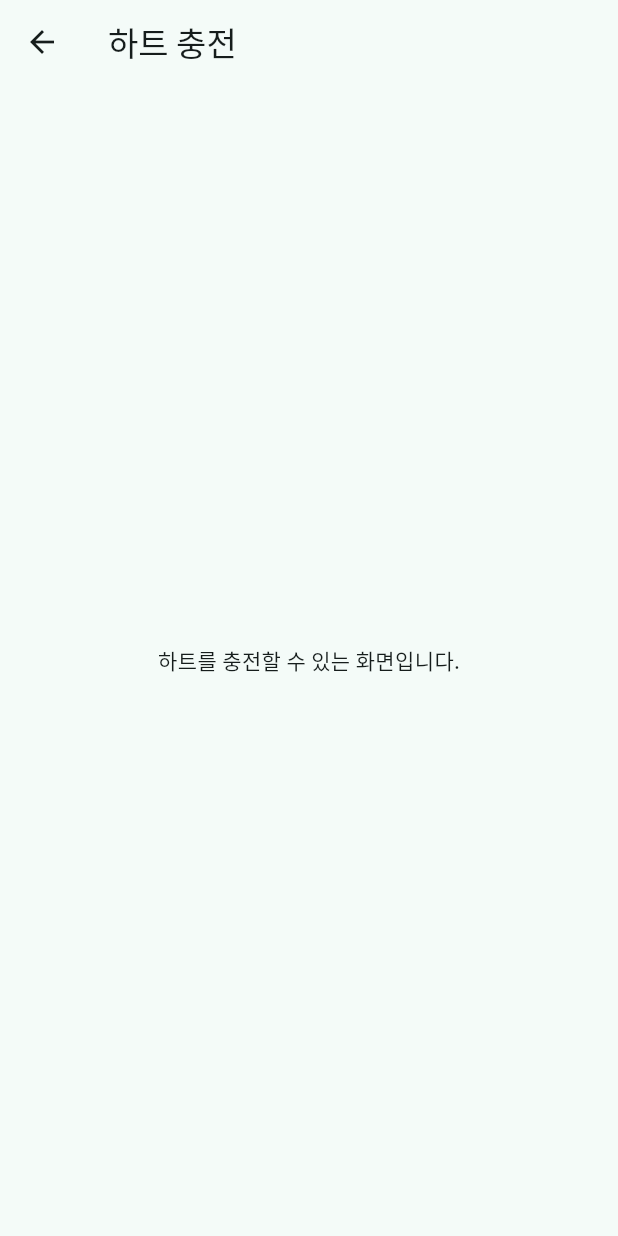
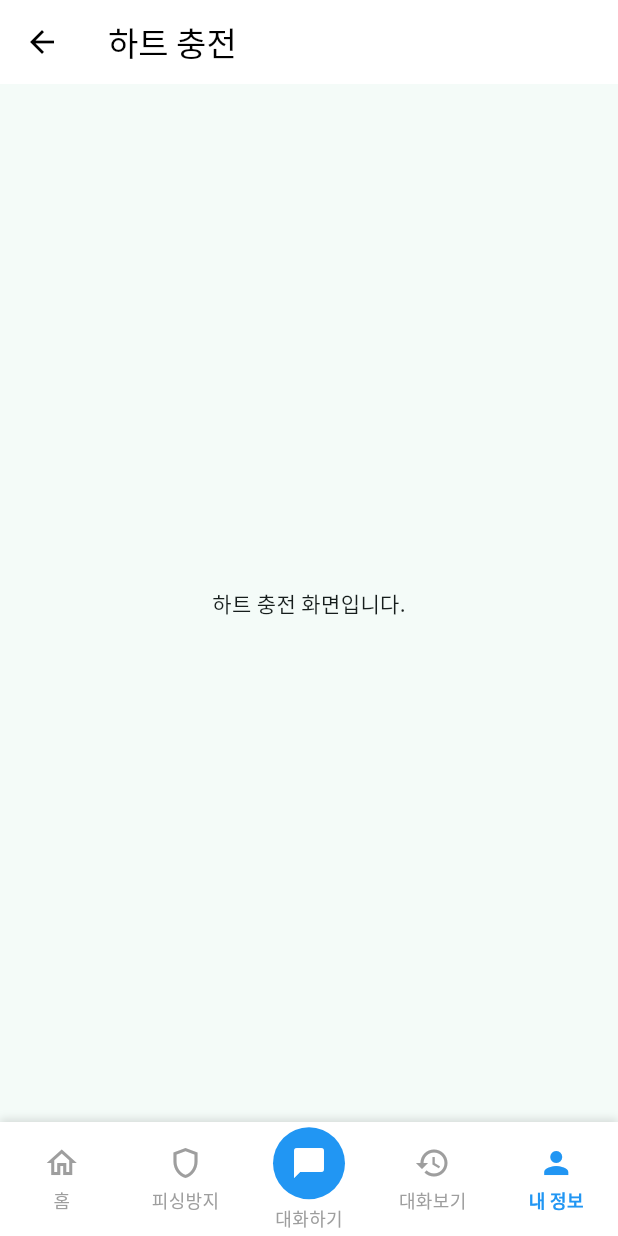
Before and after one commit to meongtamjeongai/meongtamjeongai-app, a Flutter app: the MyPageScreen screen opened directly, after a tap on "구매하기", on a phone screen of 412 x 824 dp. Run offline on Flutter 3.47's test engine with Material 3 defaults, Android fonts, the light colour scheme and no system bars; our stand-ins replace go_router, image_picker; missing offline and left inert: file_selector.

Commit message:
feat: 기능 개선 및 UI 업데이트
- Android:
  - `android/app/build.gradle.kts`: 패키지 이름을 `com.example.meongtamjeong`에서 `shop.meong.meongtamjeong`으로 변경했습니다.
  - `android/app/src/main/kotlin/com/example/meongtamjeong/MainActivity.kt` 파일 삭제.
  - `android/app/src/main/kotlin/shop/meong/meongtamjeong/MainActivity.kt` 파일 새로 생성. (새로운 패키지 이름에 맞게 MainActivity 업데이트)

- lib:
  - `lib/app/app_routes.dart`:
    - 사용하지 않는 import 제거.
    - `/phishing-detection` 라우트 추가 (DetectionMainScreen 연결).

  - `lib/features/auth/presentation/screens/login_screen.dart`: 로그인 화면의 멍탐정 이미지 높이를 120에서 200으로 변경.

  - `lib/features/auth/presentation/widgets/guest_browse_button.dart`: "로그인 없이 둘러보기" 텍스트의 fontSize를 14에서 18로 변경.

  - `lib/features/mypage/presentation/screens/heart_recharge_screen.dart`: 하트 충전 화면 구현. 앱바, 하트 충전 안내 문구 추가. 바텀 네비게이션 바 추가.

  - `lib/features/mypage/presentation/screens/mypage_main_screen.dart`: 내 정보 화면 UI 개선. 메뉴 사이에 간격 추가, Divider 색상 변경.

  - `lib/features/mypage/presentation/screens/profile_edit_screen.dart`: 프로필 편집 화면 구현. 앱바, 프로필 수정 안내 문구 추가. 바텀 네비게이션 바 추가.

  - `lib/features/mypage/presentation/widgets/heart_balance_card.dart`: 하트 잔액 카드 UI 개선. 높이, 폰트 사이즈, 아이콘 사이즈 변경.

  - `lib/features/mypage/presentation/widgets/menu_list_title.dart`: 메뉴 목록 항목 UI 개선. Divider 색상 변경, 간격 추가.

  - `lib/features/mypage/presentation/widgets/profile_header.dart`: 프로필 헤더 UI 개선. 아바타 크기, 폰트 사이즈 변경.

  - `lib/features/onboarding/presentation/screens/splash_screen.dart`: 스플래시 화면 "다양한 멍탐정들과..." 텍스트 fontSize를 14에서 18로 변경.

  - `lib/features/phishing_detection/presentation/screens/detection_main_screen.dart`: 피싱 의심 조사 메인 화면 구현. UI 구성 및 이미지 선택 기능 추가.

  - `lib/features/phishing_detection/presentation/widgets/image_picker_widget.dart`: 이미지 피커 위젯 구현. 이미지/파일 선택 및 미리보기 기능 제공.

```diff
--- a/meongtamjeong/lib/app/app_routes.dart
+++ b/meongtamjeong/lib/app/app_routes.dart
@@ -8,13 +8,9 @@ import 'package:meongtamjeong/features/chat/presentation/screens/file_attachment
 import 'package:meongtamjeong/features/chat/presentation/screens/image_attachment_screen.dart';
 import 'package:meongtamjeong/features/mypage/presentation/screens/heart_recharge_screen.dart';
 import 'package:meongtamjeong/features/mypage/presentation/screens/profile_edit_screen.dart';
+import 'package:meongtamjeong/features/phishing_detection/presentation/screens/detection_main_screen.dart';
 import 'package:meongtamjeong/navigation/screen/main_navigation_screen.dart';
 import 'package:meongtamjeong/features/onboarding/presentation/screens/splash_screen.dart';
-// import 'package:meongtamjeong/features/phishing/presentation/screens/phishing_screen.dart';
-// import 'package:meongtamjeong/features/phishing_simulation/presentation/screens/main_simulation_screen.dart';
-// import 'package:meongtamjeong/features/translation/presentation/main_translation_screen.dart';
-// import 'package:meongtamjeong/history/screen/chat_history_screen.dart';
-// import 'package:meongtamjeong/features/mypage/presentation/screens/mypage_main_screen.dart';
 
 final router = GoRouter(
   initialLocation: '/',
@@ -59,10 +55,16 @@ final router = GoRouter(
         final data = state.extra as Map<String, dynamic>;
         final character = data['character'] as CharacterModel;
         final index = data['index'] as int? ?? 2;
-
         return MainNavigationScreen(character: character, initialIndex: index);
       },
     ),
+
+    GoRoute(
+      path: '/phishing-detection',
+      name: 'phishing-detection',
+      builder: (context, state) => const DetectionMainScreen(),
+    ),
+
     GoRoute(
       path: '/profile-edit',
       name: 'profile-edit',
--- a/meongtamjeong/lib/features/auth/presentation/screens/login_screen.dart
+++ b/meongtamjeong/lib/features/auth/presentation/screens/login_screen.dart
@@ -19,7 +19,7 @@ class LoginScreen extends StatelessWidget {
             children: [
               Image.asset(
                 'assets/images/characters/example_meong.png',
-                height: 120,
+                height: 200,
               ),
               const SizedBox(height: 24),
 
--- a/meongtamjeong/lib/features/auth/presentation/widgets/guest_browse_button.dart
+++ b/meongtamjeong/lib/features/auth/presentation/widgets/guest_browse_button.dart
@@ -14,7 +14,7 @@ class GuestBrowseButton extends StatelessWidget {
       child: const Text(
         '로그인 없이 둘러보기',
         style: TextStyle(
-          fontSize: 14,
+          fontSize: 18,
           color: Colors.grey,
           decoration: TextDecoration.underline,
         ),
--- a/meongtamjeong/lib/features/mypage/presentation/screens/heart_recharge_screen.dart
+++ b/meongtamjeong/lib/features/mypage/presentation/screens/heart_recharge_screen.dart
@@ -1,13 +1,39 @@
 import 'package:flutter/material.dart';
+import 'package:go_router/go_router.dart';
+import 'package:provider/provider.dart';
+import 'package:meongtamjeong/navigation/widgets/custom_bottom_nav_bar.dart';
+import 'package:meongtamjeong/features/character_selection/logic/providers/character_provider.dart';
 
 class HeartRechargeScreen extends StatelessWidget {
   const HeartRechargeScreen({super.key});
 
   @override
   Widget build(BuildContext context) {
+    final selectedCharacter =
+        context.read<CharacterProvider>().selectedCharacter;
+
     return Scaffold(
-      appBar: AppBar(title: const Text('하트 충전')),
-      body: const Center(child: Text('하트를 충전할 수 있는 화면입니다.')),
+      appBar: AppBar(
+        title: const Text('하트 충전'),
+        backgroundColor: Colors.white,
+        foregroundColor: Colors.black,
+      ),
+      body: const Center(child: Text('하트 충전 화면입니다.')),
+      bottomNavigationBar: CustomBottomNavBar(
+        currentIndex: 4,
+        onTap: (index) {
+          if (selectedCharacter != null) {
+            context.goNamed(
+              'main',
+              extra: {'character': selectedCharacter, 'index': index},
+            );
+          } else {
+            ScaffoldMessenger.of(
+              context,
+            ).showSnackBar(const SnackBar(content: Text('캐릭터 정보가 없습니다.')));
+          }
+        },
+      ),
     );
   }
 }
--- a/meongtamjeong/lib/features/mypage/presentation/screens/mypage_main_screen.dart
+++ b/meongtamjeong/lib/features/mypage/presentation/screens/mypage_main_screen.dart
@@ -12,6 +12,7 @@ class MyPageScreen extends StatelessWidget {
       backgroundColor: Colors.white,
       appBar: AppBar(
         title: const Text('내 정보'),
+
         backgroundColor: Colors.white,
         elevation: 1,
         foregroundColor: Colors.black,
@@ -25,11 +26,15 @@ class MyPageScreen extends StatelessWidget {
           ProfileHeader(),
           SizedBox(height: 20),
           HeartBalanceCard(),
-          SizedBox(height: 20),
+          SizedBox(height: 30),
           MenuListTile(icon: Icons.help_outline, label: '자주 묻는 질문'),
+          SizedBox(height: 10),
           MenuListTile(icon: Icons.campaign_outlined, label: '공지사항'),
+          SizedBox(height: 10),
           MenuListTile(icon: Icons.privacy_tip_outlined, label: '개인정보 보호정책'),
+          SizedBox(height: 10),
           MenuListTile(icon: Icons.description_outlined, label: '앱 이용약관'),
+          SizedBox(height: 10),
           MenuListTile(icon: Icons.info_outline, label: '앱 정보'),
         ],
       ),
--- a/meongtamjeong/lib/features/mypage/presentation/widgets/heart_balance_card.dart
+++ b/meongtamjeong/lib/features/mypage/presentation/widgets/heart_balance_card.dart
@@ -9,6 +9,7 @@ class HeartBalanceCard extends StatelessWidget {
     final heartCount = 0;
 
     return Container(
+      height: 80,
       padding: const EdgeInsets.symmetric(horizontal: 20, vertical: 16),
       decoration: BoxDecoration(
         color: Colors.blue,
@@ -24,7 +25,7 @@ class HeartBalanceCard extends StatelessWidget {
               '보유하트 $heartCount개',
               style: const TextStyle(
                 color: Colors.white,
-                fontSize: 16,
+                fontSize: 20,
                 fontWeight: FontWeight.bold,
               ),
             ),
@@ -34,7 +35,7 @@ class HeartBalanceCard extends StatelessWidget {
             child: Row(
               children: const [
                 Text('구매하기', style: TextStyle(color: Colors.white)),
-                Icon(Icons.arrow_forward_ios, size: 16, color: Colors.white),
+                Icon(Icons.arrow_forward_ios, size: 18, color: Colors.white),
               ],
             ),
           ),
--- a/meongtamjeong/lib/features/mypage/presentation/widgets/menu_list_title.dart
+++ b/meongtamjeong/lib/features/mypage/presentation/widgets/menu_list_title.dart
@@ -21,7 +21,8 @@ class MenuListTile extends StatelessWidget {
             // TODO: GoRouter 연결
           },
         ),
-        const Divider(height: 1, color: Colors.grey),
+        SizedBox(height: 10),
+        Divider(height: 1, color: Colors.grey[300]),
       ],
     );
   }
--- a/meongtamjeong/lib/features/mypage/presentation/widgets/profile_header.dart
+++ b/meongtamjeong/lib/features/mypage/presentation/widgets/profile_header.dart
@@ -18,7 +18,7 @@ class ProfileHeader extends StatelessWidget {
       child: Row(
         children: [
           const CircleAvatar(
-            radius: 32,
+            radius: 50,
             backgroundColor: Colors.grey,
             child: Icon(Icons.person, color: Colors.white, size: 32),
           ),
@@ -30,14 +30,14 @@ class ProfileHeader extends StatelessWidget {
                 Text(
                   nickname,
                   style: const TextStyle(
-                    fontSize: 18,
+                    fontSize: 22,
                     fontWeight: FontWeight.bold,
                   ),
                 ),
                 const SizedBox(height: 4),
                 Text(
                   userId,
-                  style: const TextStyle(fontSize: 14, color: Colors.black54),
+                  style: const TextStyle(fontSize: 18, color: Colors.black54),
                 ),
               ],
             ),
--- a/meongtamjeong/lib/features/onboarding/presentation/screens/splash_screen.dart
+++ b/meongtamjeong/lib/features/onboarding/presentation/screens/splash_screen.dart
@@ -36,7 +36,7 @@ class SplashScreen extends StatelessWidget {
             SizedBox(height: 20),
             Text(
               '다양한 멍탐정들과 대화하며 피싱을 예방해요',
-              style: TextStyle(fontSize: 14, color: Colors.grey),
+              style: TextStyle(fontSize: 18, color: Colors.grey),
             ),
           ],
         ),
--- a/meongtamjeong/lib/navigation/screen/main_navigation_screen.dart
+++ b/meongtamjeong/lib/navigation/screen/main_navigation_screen.dart
@@ -34,7 +34,6 @@ class _MainNavigationScreenState extends State<MainNavigationScreen> {
   void didUpdateWidget(covariant MainNavigationScreen oldWidget) {
     super.didUpdateWidget(oldWidget);
 
-    // index 값이 바뀌었을 때만 상태 갱신
     if (widget.initialIndex != oldWidget.initialIndex) {
       setState(() {
         _currentIndex = widget.initialIndex;
```
Also changed, not shown: meongtamjeong/lib/features/mypage/presentation/screens/profile_edit_screen.dart (+27 -1 lines), meongtamjeong/lib/features/phishing_detection/presentation/screens/detection_main_screen.dart (+79 -0 lines), meongtamjeong/lib/features/phishing_detection/presentation/widgets/image_picker_widget.dart (+105 -0 lines), 3 other files.
